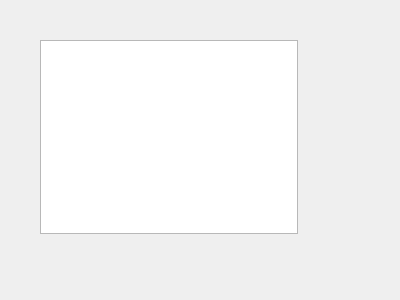
safirex/Matrix-editor, file dialog.ui: the form before one commit.
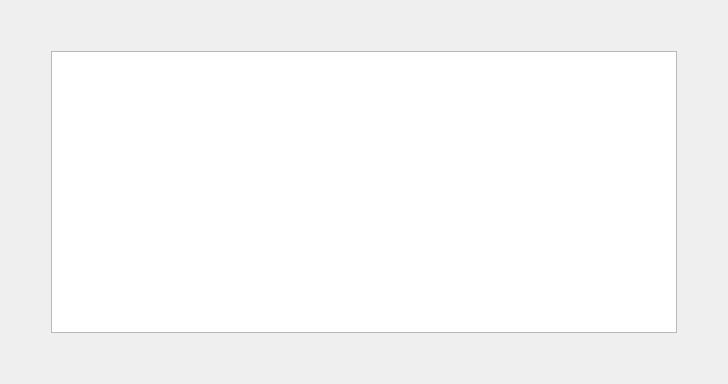
The form after the commit. Custom widgets are drawn as their Qt base class.

```diff
--- a/dialog.ui
+++ b/dialog.ui
@@ -6,35 +6,99 @@
    <rect>
     <x>0</x>
     <y>0</y>
-    <width>400</width>
-    <height>300</height>
+    <width>728</width>
+    <height>384</height>
    </rect>
   </property>
   <property name="windowTitle">
    <string>Dialog</string>
   </property>
-  <widget class="QWidget" name="verticalLayoutWidget">
-   <property name="geometry">
-    <rect>
-     <x>40</x>
-     <y>40</y>
-     <width>258</width>
-     <height>194</height>
-    </rect>
+  <layout class="QVBoxLayout" name="verticalLayout">
+   <property name="sizeConstraint">
+    <enum>QLayout::SetNoConstraint</enum>
    </property>
-   <layout class="QVBoxLayout" name="verticalLayout">
-    <item>
-     <widget class="MatriceTable" name="tableWidget">
-      <property name="sizePolicy">
-       <sizepolicy hsizetype="Preferred" vsizetype="Preferred">
-        <horstretch>0</horstretch>
-        <verstretch>0</verstretch>
-       </sizepolicy>
-      </property>
-     </widget>
-    </item>
-   </layout>
-  </widget>
+   <item>
+    <spacer name="verticalSpacer_2">
+     <property name="orientation">
+      <enum>Qt::Vertical</enum>
+     </property>
+     <property name="sizeType">
+      <enum>QSizePolicy::Minimum</enum>
+     </property>
+     <property name="sizeHint" stdset="0">
+      <size>
+       <width>20</width>
+       <height>40</height>
+      </size>
+     </property>
+    </spacer>
+   </item>
+   <item>
+    <layout class="QHBoxLayout" name="horizontalLayout">
+     <property name="sizeConstraint">
+      <enum>QLayout::SetNoConstraint</enum>
+     </property>
+     <item>
+      <spacer name="horizontalSpacer">
+       <property name="orientation">
+        <enum>Qt::Horizontal</enum>
+       </property>
+       <property name="sizeType">
+        <enum>QSizePolicy::Preferred</enum>
+       </property>
+       <property name="sizeHint" stdset="0">
+        <size>
+         <width>40</width>
+         <height>20</height>
+        </size>
+       </property>
+      </spacer>
+     </item>
+     <item>
+      <widget class="MatriceTable" name="tableWidget">
+       <property name="sizePolicy">
+        <sizepolicy hsizetype="MinimumExpanding" vsizetype="MinimumExpanding">
+         <horstretch>0</horstretch>
+         <verstretch>0</verstretch>
+        </sizepolicy>
+       </property>
+      </widget>
+     </item>
+     <item>
+      <spacer name="horizontalSpacer_2">
+       <property name="orientation">
+        <enum>Qt::Horizontal</enum>
+       </property>
+       <property name="sizeType">
+        <enum>QSizePolicy::Minimum</enum>
+       </property>
+       <property name="sizeHint" stdset="0">
+        <size>
+         <width>40</width>
+         <height>20</height>
+        </size>
+       </property>
+      </spacer>
+     </item>
+    </layout>
+   </item>
+   <item>
+    <spacer name="verticalSpacer">
+     <property name="orientation">
+      <enum>Qt::Vertical</enum>
+     </property>
+     <property name="sizeType">
+      <enum>QSizePolicy::Minimum</enum>
+     </property>
+     <property name="sizeHint" stdset="0">
+      <size>
+       <width>20</width>
+       <height>40</height>
+      </size>
+     </property>
+    </spacer>
+   </item>
+  </layout>
  </widget>
  <customwidgets>
   <customwidget>
```
